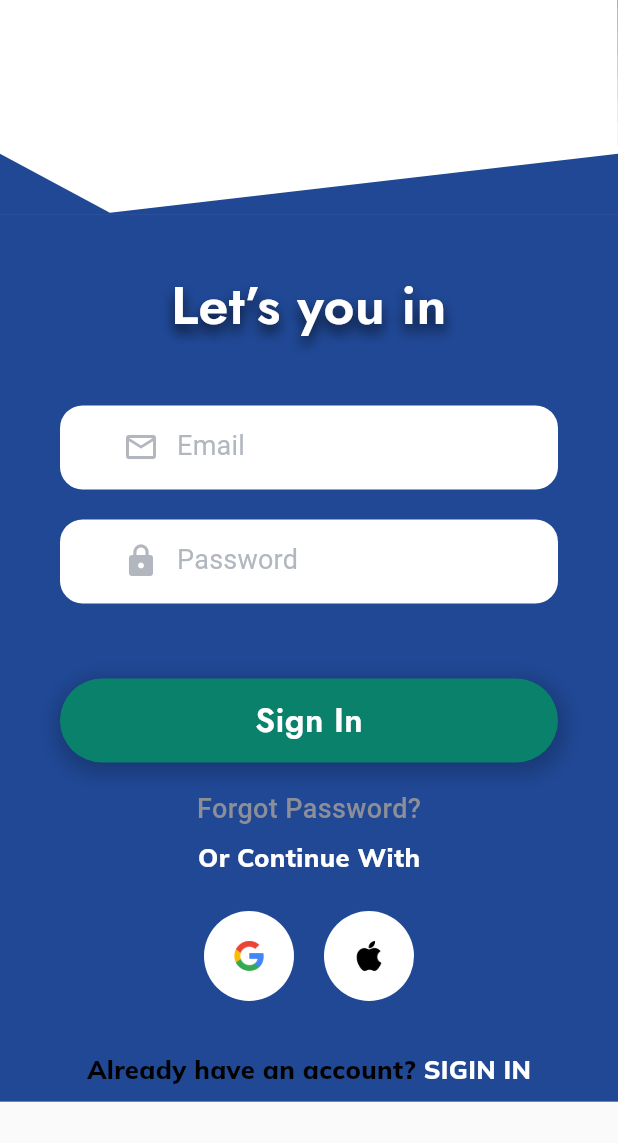
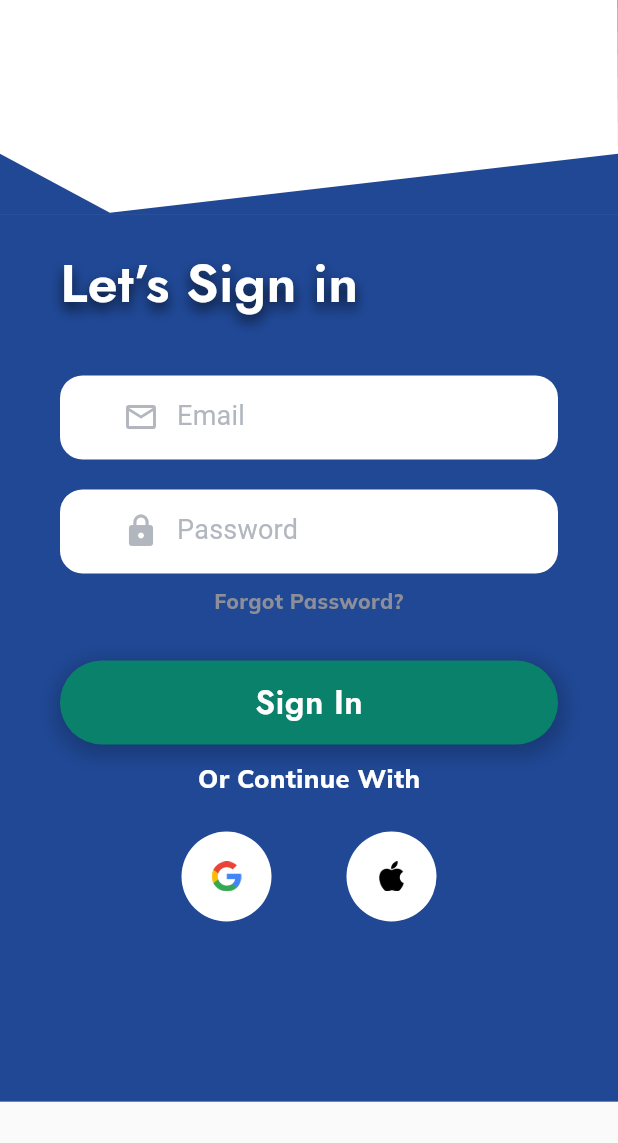
Before and after one commit to almosrof120/ds_lab, a Flutter app: the SiginUp screen opened directly, after a tap on "SIGIN IN", on a phone screen of 412 x 824 dp, the part 84-1227 px from its top. Run offline on Flutter 3.47's test engine with Material 2 defaults, Android fonts, the phone set to English and light mode, and no system bars; our stand-ins replace firebase_auth, firebase_core, flutter_screenutil, gap, google_fonts, google_sign_in; accounts and stored records are empty.

Commit message:
ui deign updated

```diff
--- a/lib/Sigin In Page/Sigin_in_Profile.dart
+++ b/lib/Sigin In Page/Sigin_in_Profile.dart
@@ -101,9 +101,9 @@ class _SigininPageState extends State<SigininPage> {
               child: Column(
                 children: [
                   const Padding(
-                    padding: EdgeInsets.only(top: 35),
+                    padding: EdgeInsets.only(top: 20),
                   ),
-                  Column(
+                  Row(
                     crossAxisAlignment: CrossAxisAlignment.start,
                     children: [
                       const Padding(
@@ -111,7 +111,7 @@ class _SigininPageState extends State<SigininPage> {
                           left: 40,
                         ),
                       ),
-                      Text("Let’s you in",
+                      Text("Let’s Sign in",
                           textAlign: TextAlign.center,
                           style: TextStyle(
                             shadows: [
@@ -130,7 +130,7 @@ class _SigininPageState extends State<SigininPage> {
 
                     ],
                   ),
-                  const Gap(40),
+                  const Gap(35),
                   Padding(
                       padding: const EdgeInsets.only(left: 40.0, right: 40.0),
                       child: Form(
@@ -192,7 +192,27 @@ class _SigininPageState extends State<SigininPage> {
                               obscureText: true,
                             ),
                           ),
-                          const Gap(50),
+                          const Gap(
+                            10.0,
+                          ),
+                          GestureDetector(
+                            onTap: () {
+                              Navigator.push(
+                                  context,
+                                  MaterialPageRoute(
+                                      builder: (context) =>
+                                          const ForgotPassword()));
+                            },
+                            child: const Text("Forgot Password?",
+                                textAlign: TextAlign.center,
+                                style: TextStyle(
+                                    fontFamily: 'Mulish',
+                                    color: Color(0xFF8c8e98),
+                                    fontSize: 14.0,
+                                    height: 0,
+                                    fontWeight: FontWeight.w500)),
+                          ),
+                          const Gap(30),
                           GestureDetector(
                             onTap: () {
                               if (_formkey.currentState!.validate()) {
@@ -241,19 +261,7 @@ class _SigininPageState extends State<SigininPage> {
                               ),
                             ),
                           ),
-                           const SizedBox(
-              height: 20.0,
-            ),
-            GestureDetector(
-              onTap: (){
-                Navigator.push(context, MaterialPageRoute(builder: (context)=> ForgotPassword()));
-              },
-              child: const Text("Forgot Password?",
-                  style: TextStyle(
-                      color: Color(0xFF8c8e98),
-                      fontSize: 18.0,
-                      fontWeight: FontWeight.w500)),
-            ),
+
 
                           const Gap(
                             12.0,
@@ -294,7 +302,7 @@ class _SigininPageState extends State<SigininPage> {
                                   ),
                                 ),
                               ),
-                              const Gap(20),
+                              const Gap(50),
                               Container(
                                 height: 60,
                                 width: 60,
@@ -310,42 +318,8 @@ class _SigininPageState extends State<SigininPage> {
                               )
                             ],
                           ),
-                          const Gap(
-                            35.0,
-                          ),
-                          Row(
-                            mainAxisAlignment: MainAxisAlignment.center,
-                            children: [
-                              const Text("Already have an account?",
-                                  style: TextStyle(
-                                      fontFamily: 'Mulish',
-                                      color: Color.fromARGB(255, 0, 0, 0),
-                                      fontSize: 17.0,
-                                      height: 0,
-                                      fontWeight: FontWeight.w500)),
-                              const Gap(
-                                5.0,
-                              ),
-                              GestureDetector(
-                                onTap: () {
-                                  Navigator.push(
-                                      context,
-                                      MaterialPageRoute(
-                                          builder: (context) =>
-                                              const SigininPage()));
-                                },
-                                child: const Text(
-                                  "SIGIN IN",
-                                  style: TextStyle(
-                                      fontFamily: 'Mulish',
-                                      color: Color.fromARGB(255, 255, 255, 255),
-                                      fontSize: 17.0,
-                                      height: 0,
-                                      fontWeight: FontWeight.w700),
-                                ),
-                              ),
-                            ],
-                          )
+
+
                         ]),
                       ))
                 ],
--- a/lib/Sigin In Page/Sigin_up_Profile.dart
+++ b/lib/Sigin In Page/Sigin_up_Profile.dart
@@ -109,7 +109,7 @@ class _SiginUpState extends State<SiginUp> {
               child: Column(
                 children: [
                   const Padding(
-                    padding: EdgeInsets.only(top: 35),
+                    padding: EdgeInsets.only(top: 25),
                   ),
                   Column(
                     crossAxisAlignment: CrossAxisAlignment.start,
@@ -155,7 +155,7 @@ class _SiginUpState extends State<SiginUp> {
                       )
                     ],
                   ),
-                  const Gap(40),
+                  const Gap(35),
                   Padding(
                       padding: const EdgeInsets.only(left: 40.0, right: 40.0),
                       child: Form(
@@ -217,7 +217,7 @@ class _SiginUpState extends State<SiginUp> {
                               obscureText: true,
                             ),
                           ),
-                          const Gap(50),
+                          const Gap(40),
                           GestureDetector(
                             onTap: () {
                               if (_formkey.currentState!.validate()) {
@@ -267,7 +267,7 @@ class _SiginUpState extends State<SiginUp> {
                             ),
                           ),
                           const Gap(
-                            12.0,
+                            10.0,
                           ),
                           const Text(
                             "Or Continue With",
@@ -279,7 +279,7 @@ class _SiginUpState extends State<SiginUp> {
                                 fontWeight: FontWeight.w500),
                           ),
                           const Gap(
-                            25.0,
+                            20.0,
                           ),
                           Row(
                             mainAxisAlignment: MainAxisAlignment.center,
@@ -305,7 +305,7 @@ class _SiginUpState extends State<SiginUp> {
                                   ),
                                 ),
                               ),
-                              const Gap(20),
+                              const Gap(50),
                               Container(
                                 height: 60,
                                 width: 60,
@@ -322,7 +322,7 @@ class _SiginUpState extends State<SiginUp> {
                             ],
                           ),
                           const Gap(
-                            35.0,
+                            15.0,
                           ),
                           Row(
                             mainAxisAlignment: MainAxisAlignment.center,
```
